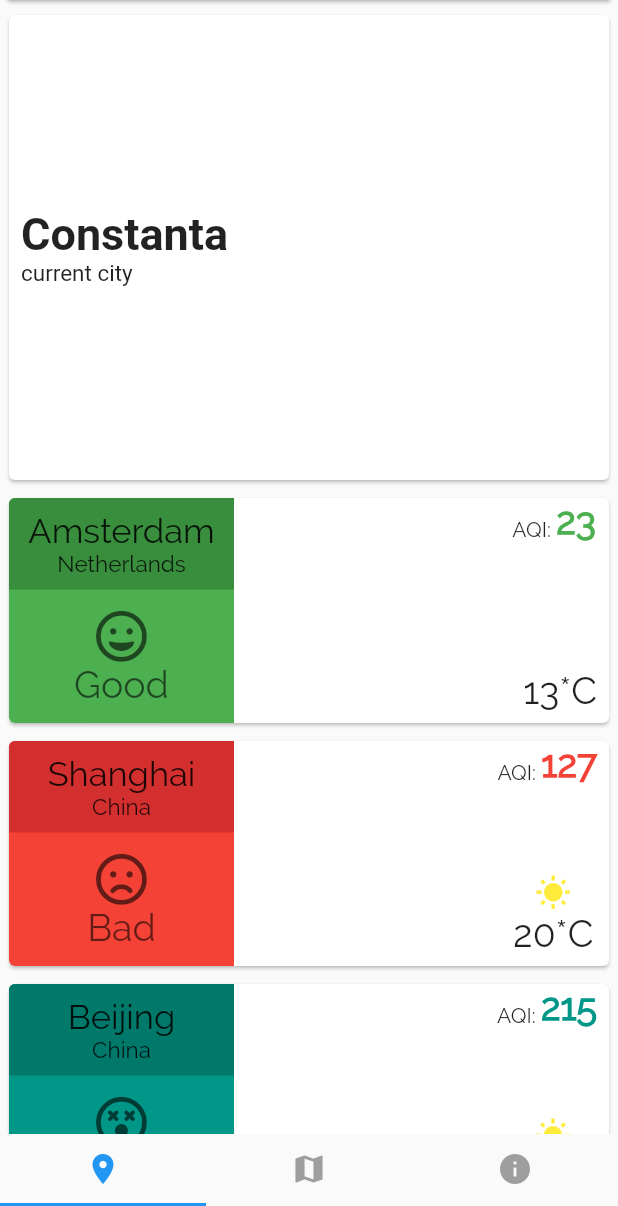
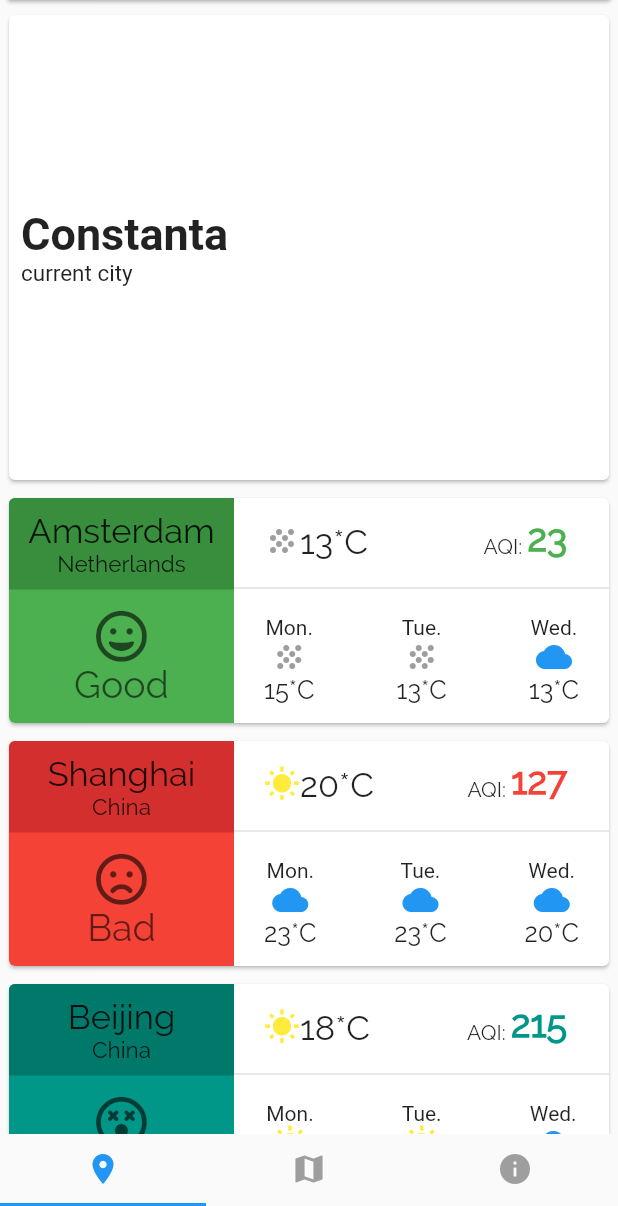
Before and after one commit to alexpavelm/SpaceAppsProject, a Flutter app: the BottomNavBar screen opened directly, on a phone screen of 412 x 824 dp, the part 30-1236 px from its top. Run offline on Flutter 3.47's test engine with Material 2 defaults, Android fonts, the phone set to English and light mode, and no system bars; drawn by our look-alikes of auto_size_text; our stand-ins replace font_awesome_flutter.

Commit message:
Merge branch 'master' of https://github.com/alexpavelm/SpaceAppsProject
# Conflicts:
#	lib/main.dart

```diff
--- a/lib/SmallCard.dart
+++ b/lib/SmallCard.dart
@@ -23,11 +23,11 @@ class _SmallCardState extends State<SmallCard> {
   }
 
   Widget buildCard(LocationData data) {
-    return card(data.city, data.country, data.quality, data.temperature[0], data.weather[0]);
+    return card(data.city, data.country, data.quality, data.temperature, data.weather);
   }
 
-  Widget card(String city, String country, int quality, int temperature,
-      String weather) {
+  Widget card(String city, String country, int quality, List<int> temperature,
+      List<String> weather) {
     return Padding(
       padding: const EdgeInsets.all(2.0),
       child: Card(
@@ -85,12 +85,29 @@ class _SmallCardState extends State<SmallCard> {
                   ],
                 ),
               ),
-              SizedBox.shrink(),
-              Column(
+              Expanded(
+                child: Column(
+                  mainAxisAlignment: MainAxisAlignment.spaceEvenly,
+                  crossAxisAlignment: CrossAxisAlignment.center,
+                  children: <Widget>[
+                    Row(
                       mainAxisAlignment: MainAxisAlignment.spaceBetween,
+                      crossAxisAlignment: CrossAxisAlignment.center,
                       children: <Widget>[
                         Padding(
-                    padding: const EdgeInsets.only(bottom: 15),
+                          padding: const EdgeInsets.only(left: 20, top: 5),
+                          child: Row(
+                            children: <Widget>[
+                              getWeatherIcon(weather[0]),
+                              Text(
+                                temperature[0].toString() + "*C",
+                                style: TextStyle(fontSize: 23, fontFamily: 'Raleway'),
+                              ),
+                            ],
+                          ),
+                        ),
+                        Padding(
+                          padding: const EdgeInsets.only(right: 20),
                           child: Row(
                             crossAxisAlignment: CrossAxisAlignment.end,
                             children: <Widget>[
@@ -106,19 +123,64 @@ class _SmallCardState extends State<SmallCard> {
                             ],
                           ),
                         ),
-                  Padding(
-                    padding: const EdgeInsets.all(8.0),
+                      ],
+                    ),
+                    Divider(
+                      thickness: 1,
+                    ),
+                    Row(
+                      mainAxisAlignment: MainAxisAlignment.spaceBetween,
+                      children: <Widget>[
+                        Container(
+                          child: Padding(
+                            padding: const EdgeInsets.only(left: 20, right: 5, bottom: 2),
                             child: Column(
                               children: <Widget>[
-                        getWeatherIcon(weather),
+                                Text("Mon."),
+                                getWeatherIcon(weather[1]),
                                 Text(
-                          temperature.toString() + "*C",
-                          style: TextStyle(fontSize: 25, fontFamily: 'Raleway'),
+                                  temperature[1].toString() + "*C",
+                                  style: TextStyle(fontSize: 17, fontFamily: 'Raleway'),
                                 ),
                               ],
                             ),
                           ),
+                        ),
+                        Container(
+                          child: Padding(
+                            padding: const EdgeInsets.only(left: 5, right: 5, bottom: 2),
+                            child: Column(
+                              children: <Widget>[
+                                Text("Tue."),
+                                getWeatherIcon(weather[2]),
+                                Text(
+                                  temperature[2].toString() + "*C",
+                                  style: TextStyle(fontSize: 17, fontFamily: 'Raleway'),
+                                ),
                               ],
+                            ),
+                          ),
+                        ),
+                        Container(
+                          child: Padding(
+                            padding: const EdgeInsets.only(left: 5, right: 20, bottom: 2),
+                            child: Column(
+                              children: <Widget>[
+                                Text("Wed."),
+                                getWeatherIcon(weather[3]),
+                                Text(
+                                  temperature[3].toString() + "*C",
+                                  style: TextStyle(fontSize: 17, fontFamily: 'Raleway'),
+                                ),
+                              ],
+                            ),
+                          ),
+                        ),
+                      ],
+
+                    )
+                  ],
+                ),
               )
             ],
           ),
@@ -144,7 +206,7 @@ class _SmallCardState extends State<SmallCard> {
       case "rainy":
         return Icon(
           Icons.grain,
-          color: Colors.white,
+          color: Colors.grey,
         );
         break;
       default:
```
Lines whose indentation alone changed are shown as unchanged.
